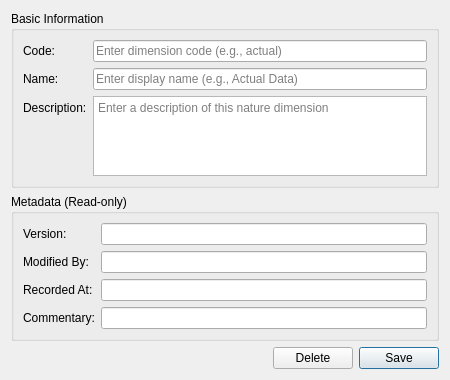
Qt form projects/ores.qt/ui/NatureDimensionDetailDialog.ui (OreStudio/OreStudio) before a commit.
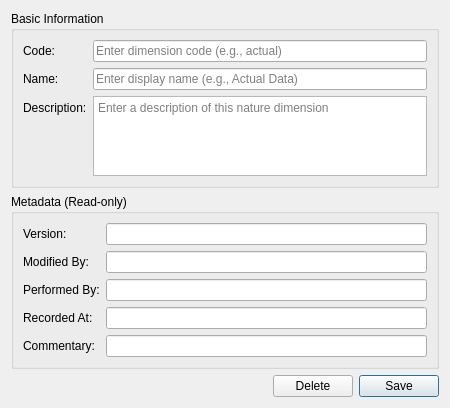
The same form after that commit.

Commit message:
[qt] Add Performed By field to remaining detail dialogs
Adds read-only performedByEdit to the metadata section of 13 detail
dialogs that were missing it: Currency, Country, BusinessCentre,
ChangeReason, ChangeReasonCategory, Account, Role, Tenant, TenantType,
FeatureFlag, DatasetBundle, NatureDimension, OriginDimension.

```diff
--- a/projects/ores.qt/ui/NatureDimensionDetailDialog.ui
+++ b/projects/ores.qt/ui/NatureDimensionDetailDialog.ui
@@ -118,27 +118,42 @@
        </widget>
       </item>
       <item row="2" column="0">
+       <widget class="QLabel" name="labelPerformedBy">
+        <property name="text">
+         <string>Performed By:</string>
+        </property>
+       </widget>
+      </item>
+      <item row="2" column="1">
+       <widget class="QLineEdit" name="performedByEdit">
+        <property name="readOnly">
+         <bool>true</bool>
+        </property>
+       </widget>
+      </item>
+
+      <item row="3" column="0">
        <widget class="QLabel" name="labelRecordedAt">
         <property name="text">
          <string>Recorded At:</string>
         </property>
        </widget>
       </item>
-      <item row="2" column="1">
+      <item row="3" column="1">
        <widget class="QLineEdit" name="recordedAtEdit">
         <property name="readOnly">
          <bool>true</bool>
         </property>
        </widget>
       </item>
-      <item row="3" column="0">
+      <item row="4" column="0">
        <widget class="QLabel" name="labelCommentary">
         <property name="text">
          <string>Commentary:</string>
         </property>
        </widget>
       </item>
-      <item row="3" column="1">
+      <item row="4" column="1">
        <widget class="QLineEdit" name="commentaryEdit">
         <property name="readOnly">
          <bool>true</bool>
```
The commit also changes 26 other files.
